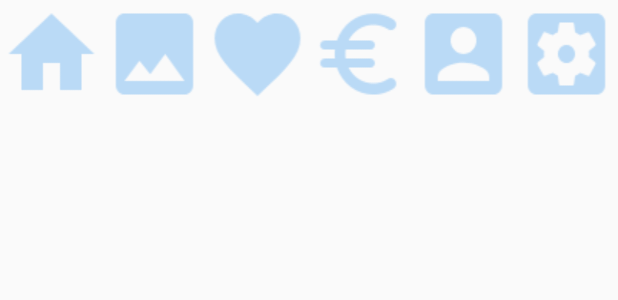
After one commit to Malkien/ProyectoGrupoPM, an Android app: the layout fragment_menu.xml on its own in the app's theme, with its tools: preview values and no code run, on a phone screen of 412 x 824 dp. The commit adds this screen. Shown: the top 300 px of the screen. Run offline under Robolectric (Android 15) with nearby library versions, the phone set to English and light mode, and no system bars.

Commit message:
Intento de implementacion de fragment y cambio de nombres de iconos

```diff
--- /dev/null
+++ b/app/src/main/java/com/example/drawcoco/ComunicacionMenu.java
@@ -0,0 +1,5 @@
+package com.example.drawcoco;
+
+public interface ComunicacionMenu {
+    public void Menu(int boton);
+}
--- a/app/src/main/res/layout/activity_inicio.xml
+++ b/app/src/main/res/layout/activity_inicio.xml
@@ -6,6 +6,10 @@
     android:layout_height="match_parent"
     android:orientation="vertical"
     tools:context=".Inicio">
+    <LinearLayout
+        android:layout_width="match_parent"
+        android:layout_height="match_parent"
+        android:orientation="vertical">
 
         <HorizontalScrollView
             android:layout_width="match_parent"
@@ -44,3 +48,4 @@
             android:layout_height="match_parent" />
 
     </LinearLayout>
+</LinearLayout>
--- /dev/null
+++ b/app/src/main/res/layout/fragment_menu.xml
@@ -0,0 +1,55 @@
+<?xml version="1.0" encoding="utf-8"?>
+<FrameLayout xmlns:android="http://schemas.android.com/apk/res/android"
+    xmlns:tools="http://schemas.android.com/tools"
+    android:layout_width="match_parent"
+    android:layout_height="wrap_content"
+    tools:context=".Menu">
+
+
+    <LinearLayout
+        android:layout_width="match_parent"
+        android:layout_height="match_parent">
+
+        <Button
+            android:id="@+id/menu_boton_inicio"
+            android:layout_width="wrap_content"
+            android:layout_height="wrap_content"
+            android:layout_weight="1"
+            android:background="@drawable/icono_menu_home"/>
+
+        <Button
+            android:id="@+id/menu_boton_galeria"
+            android:layout_width="wrap_content"
+            android:layout_height="wrap_content"
+            android:background="@drawable/icono_menu_imagen"
+            android:layout_weight="1"/>
+
+        <Button
+            android:id="@+id/menu_boton_seguidos"
+            android:layout_width="wrap_content"
+            android:layout_height="wrap_content"
+            android:background="@drawable/icono_menu_corazon"
+            android:layout_weight="1"/>
+
+        <Button
+            android:id="@+id/menu_boton_suscripciones"
+            android:layout_width="wrap_content"
+            android:layout_height="wrap_content"
+            android:background="@drawable/icono_menu_dinero"
+            android:layout_weight="1"/>
+        <Button
+            android:id="@+id/menu_boton_perfil"
+            android:layout_width="wrap_content"
+            android:layout_height="wrap_content"
+            android:background="@drawable/icono_menu_perfil"
+            android:layout_weight="1"/>
+
+        <Button
+            android:id="@+id/menu_boton_ajustes"
+            android:layout_width="wrap_content"
+            android:layout_height="wrap_content"
+            android:background="@drawable/icono_menu_ajustes"
+            android:layout_weight="1"/>
+    </LinearLayout>
+
+</FrameLayout>
```
Also changed, not shown: app/src/main/java/com/example/drawcoco/Coordinador.java (added, +22 -0 lines), app/src/main/java/com/example/drawcoco/Menu.java (added, +53 -0 lines), app/src/main/java/com/example/drawcoco/PantallaUsando.java (added, +14 -0 lines), app/src/main/res/layout/activity_coordinador.xml (added, +25 -0 lines), app/src/main/res/layout/activity_pantalla_usando.xml (added, +9 -0 lines), app/src/main/res/drawable/icono_menu_ajustes.png (renamed from app/src/main/res/drawable/ajustes.png), app/src/main/res/drawable/icono_menu_corazon.png (renamed from app/src/main/res/drawable/corazon.png), app/src/main/res/drawable/icono_menu_dinero.png (renamed from app/src/main/res/drawable/dinero.png), app/src/main/res/drawable/icono_menu_home.png (renamed from app/src/main/res/drawable/home.png), app/src/main/res/drawable/icono_menu_imagen.png (renamed from app/src/main/res/drawable/imagen.png), app/src/main/res/drawable/icono_menu_perfil.png (renamed from app/src/main/res/drawable/perfil.png). Lines whose indentation alone changed are shown as unchanged.
